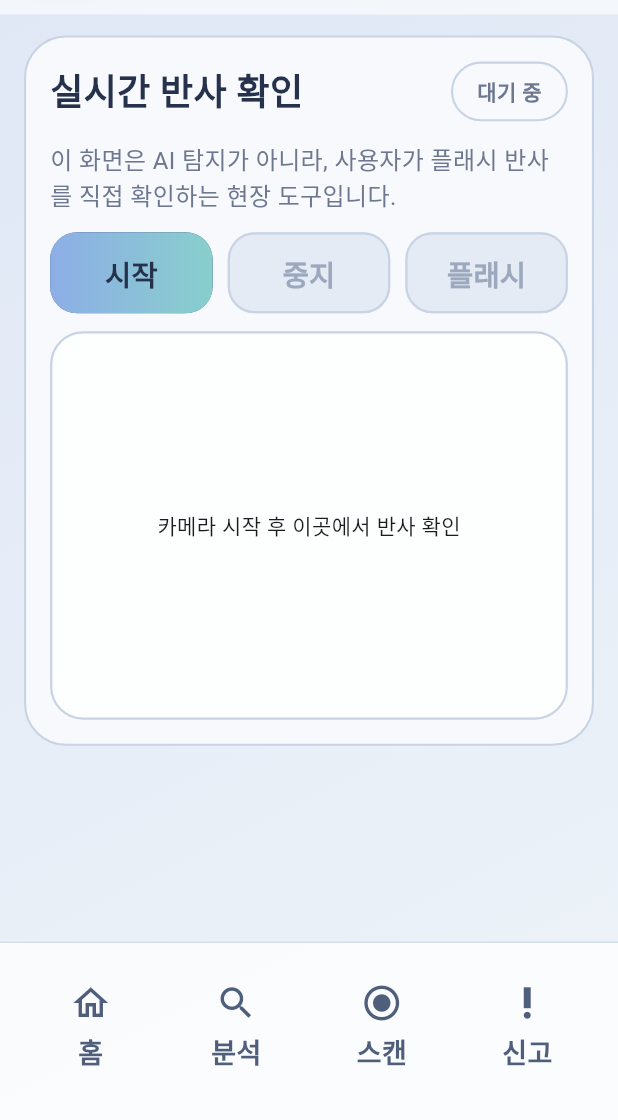
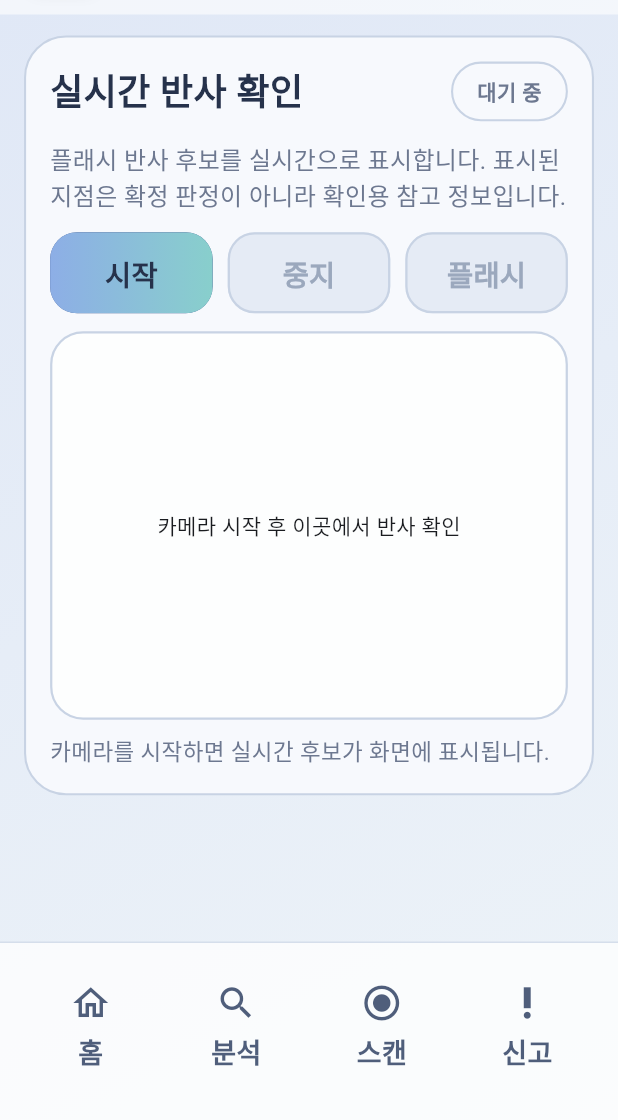
Before and after one commit to 2-changmin/find_cctv, a Flutter app: the screen it shows after launch, item 3 of the bottom bar chosen, after a tap on "시작", after a tap on "중지", on a phone screen of 412 x 824 dp, the part 116-1236 px from its top. Run offline on Flutter 3.47's test engine with Material 3 defaults, Android fonts, the phone set to English and light mode, and no system bars; our stand-ins replace camera, image_picker.

Commit message:
실시간 분석 수정

```diff
--- a/lib/main.dart
+++ b/lib/main.dart
@@ -194,8 +194,12 @@ class _SafeLensHomeState extends State<SafeLensHome> {
   img.Image? _analysisImage;
   List<SuspiciousBox> _boxes = [];
   CameraController? _cameraController;
+  List<SuspiciousBox> _liveBoxes = [];
+  Size? _liveSourceSize;
   bool _cameraOn = false;
   bool _torchOn = false;
+  bool _processingFrame = false;
+  DateTime? _lastFrameScanAt;
   int _selectedHour = 0;
   int _selectedMinute = 0;
 
@@ -277,16 +281,33 @@ class _SafeLensHomeState extends State<SafeLensHome> {
       setState(() {
         _cameraController = controller;
         _cameraOn = true;
+        _liveBoxes = [];
+        _liveSourceSize = null;
+        _processingFrame = false;
+        _lastFrameScanAt = null;
       });
+      try {
+        await controller.startImageStream(_handleCameraImage);
+      } catch (_) {
+        _showMessage('실시간 의심 지점 표시는 현재 카메라에서 지원되지 않습니다.');
+      }
     } catch (_) {
       _showMessage('카메라 권한 또는 장치 상태를 확인해주세요.');
     }
   }
 
   Future<void> _stopCamera() async {
-    await _cameraController?.dispose();
+    final controller = _cameraController;
+    if (controller != null && controller.value.isStreamingImages) {
+      await controller.stopImageStream();
+    }
+    await controller?.dispose();
     setState(() {
       _cameraController = null;
+      _liveBoxes = [];
+      _liveSourceSize = null;
+      _processingFrame = false;
+      _lastFrameScanAt = null;
       _cameraOn = false;
       _torchOn = false;
     });
@@ -302,6 +323,79 @@ class _SafeLensHomeState extends State<SafeLensHome> {
     } catch (_) {
       _showMessage('현재 기기에서 플래시 제어를 지원하지 않습니다.');
     }
+  }
+
+  void _handleCameraImage(CameraImage frame) {
+    final now = DateTime.now();
+    final lastScan = _lastFrameScanAt;
+    if (_processingFrame || (lastScan != null && now.difference(lastScan).inMilliseconds < 600)) {
+      return;
+    }
+    _processingFrame = true;
+    _lastFrameScanAt = now;
+
+    try {
+      final image = _cameraImageToAnalysisImage(frame);
+      if (image == null) return;
+      final nextBoxes = detectSuspiciousSpots(image);
+      if (!mounted) return;
+      setState(() {
+        _liveBoxes = nextBoxes;
+        _liveSourceSize = Size(image.width.toDouble(), image.height.toDouble());
+      });
+    } finally {
+      _processingFrame = false;
+    }
+  }
+
+  img.Image? _cameraImageToAnalysisImage(CameraImage frame) {
+    return switch (frame.format.group) {
+      ImageFormatGroup.yuv420 => _yPlaneToAnalysisImage(frame),
+      ImageFormatGroup.bgra8888 => _bgraToAnalysisImage(frame),
+      _ => null,
+    };
+  }
+
+  img.Image _yPlaneToAnalysisImage(CameraImage frame) {
+    final plane = frame.planes.first;
+    final sampleStep = math.max(1, (frame.width / 360).ceil());
+    final width = frame.width ~/ sampleStep;
+    final height = frame.height ~/ sampleStep;
+    final output = img.Image(width: width, height: height);
+
+    for (var y = 0; y < height; y += 1) {
+      final sourceY = y * sampleStep;
+      for (var x = 0; x < width; x += 1) {
+        final sourceX = x * sampleStep;
+        final value = plane.bytes[sourceY * plane.bytesPerRow + sourceX];
+        output.setPixelRgb(x, y, value, value, value);
+      }
+    }
+
+    return output;
+  }
+
+  img.Image _bgraToAnalysisImage(CameraImage frame) {
+    final plane = frame.planes.first;
+    final bytesPerPixel = plane.bytesPerPixel ?? 4;
+    final sampleStep = math.max(1, (frame.width / 360).ceil());
+    final width = frame.width ~/ sampleStep;
+    final height = frame.height ~/ sampleStep;
+    final output = img.Image(width: width, height: height);
+
+    for (var y = 0; y < height; y += 1) {
+      final sourceY = y * sampleStep;
+      for (var x = 0; x < width; x += 1) {
+        final sourceX = x * sampleStep;
+        final offset = sourceY * plane.bytesPerRow + sourceX * bytesPerPixel;
+        final blue = plane.bytes[offset];
+        final green = plane.bytes[offset + 1];
+        final red = plane.bytes[offset + 2];
+        output.setPixelRgb(x, y, red, green, blue);
+      }
+    }
+
+    return output;
   }
 
   void _buildReport() {
@@ -583,7 +677,7 @@ class _SafeLensHomeState extends State<SafeLensHome> {
         crossAxisAlignment: CrossAxisAlignment.start,
         children: [
           const Text(
-            '이 화면은 AI 탐지가 아니라, 사용자가 플래시 반사를 직접 확인하는 현장 도구입니다.',
+            '플래시 반사 후보를 실시간으로 표시합니다. 표시된 지점은 확정 판정이 아니라 확인용 참고 정보입니다.',
             style: TextStyle(color: _Palette.subText, fontSize: 16),
           ),
           const SizedBox(height: 12),
@@ -612,8 +706,21 @@ class _SafeLensHomeState extends State<SafeLensHome> {
             child: _PreviewFrame(
               child: controller == null || !controller.value.isInitialized
                   ? const Center(child: Text('카메라 시작 후 이곳에서 반사 확인'))
-                  : CameraPreview(controller),
+                  : Stack(
+                      fit: StackFit.expand,
+                      children: [
+                        CameraPreview(controller),
+                        CustomPaint(painter: BoxPainter(_liveBoxes, _liveSourceSize)),
+                      ],
+                    ),
             ),
+          ),
+          const SizedBox(height: 10),
+          Text(
+            _cameraOn
+                ? (_liveBoxes.isEmpty ? '현재 표시할 의심 후보가 없습니다.' : '실시간 의심 후보 ${_liveBoxes.length}개 표시 중')
+                : '카메라를 시작하면 실시간 후보가 화면에 표시됩니다.',
+            style: const TextStyle(color: _Palette.subText, fontSize: 15),
           ),
         ],
       ),
```
